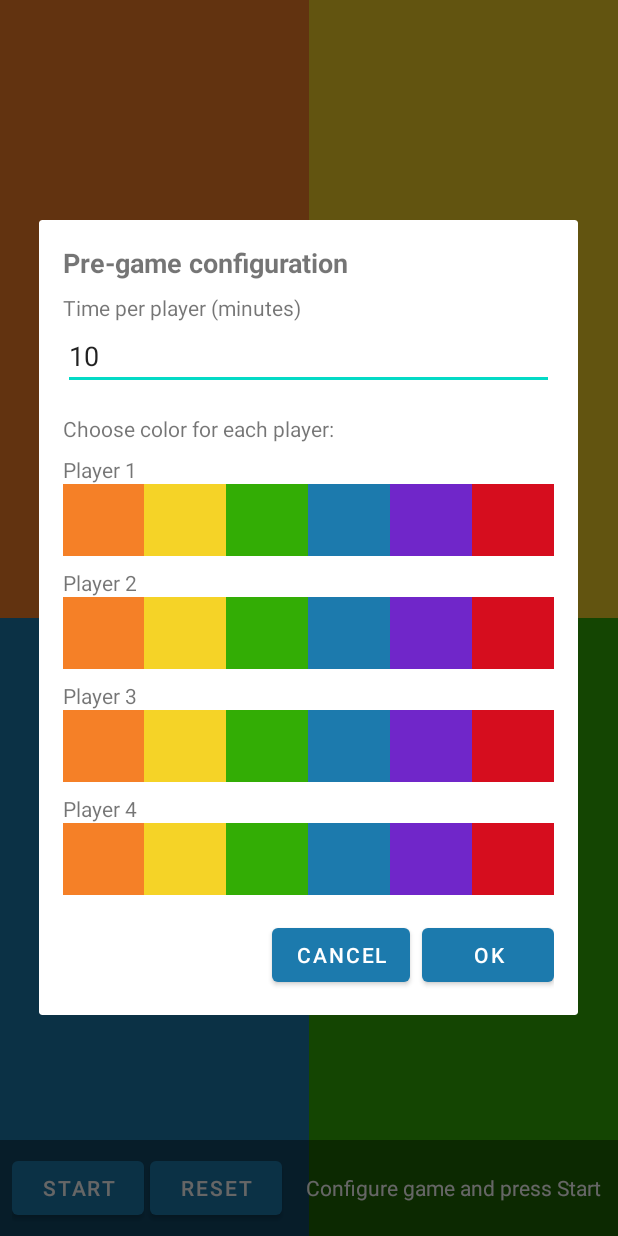
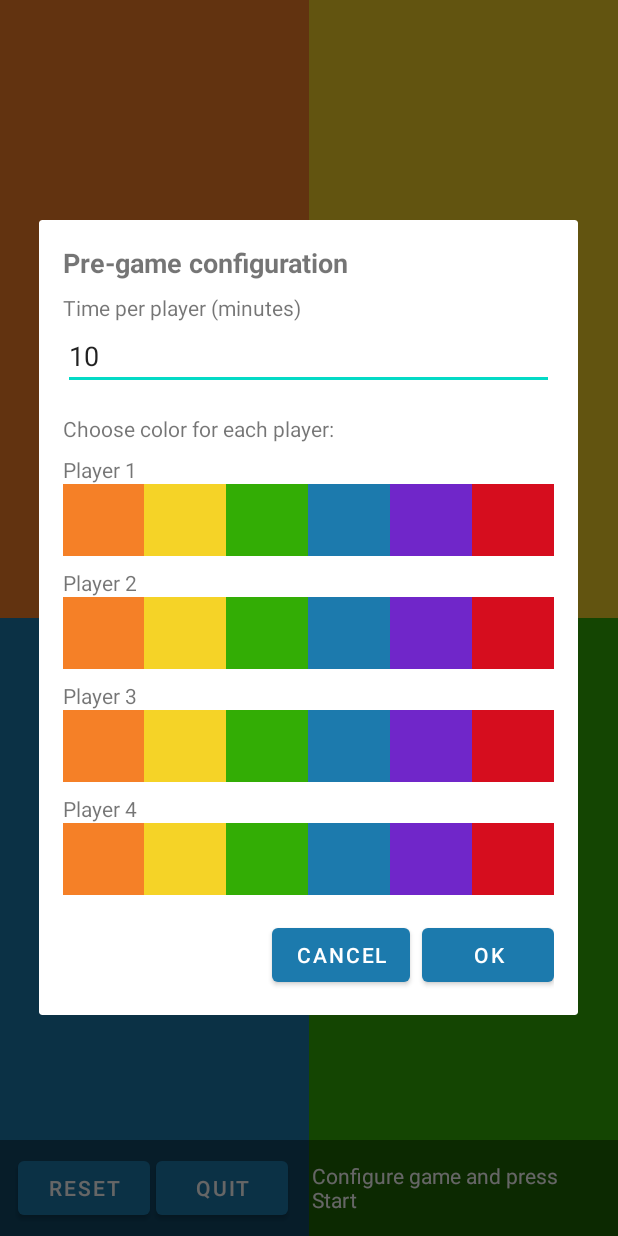
Before and after one commit to datadogmd/kotlin4player, an Android app: the screen it shows after launch (MainActivity), after a tap on "START", on a phone screen of 412 x 824 dp. Run offline under Robolectric (Android 15) with nearby library versions, the phone set to English and light mode, and no system bars.

Commit message:
Added a Reset and Quit button.  Sound is still not working.

```diff
--- a/app/src/main/java/com/example/kotlin4player/MainActivity.kt
+++ b/app/src/main/java/com/example/kotlin4player/MainActivity.kt
@@ -23,6 +23,8 @@
     private lateinit var playerZones: List<View>
     private lateinit var timeViews: List<TextView>
     private lateinit var startButton: Button
+    private lateinit var btnQuit: Button
+    private lateinit var btnReset: Button
     private lateinit var statusText: TextView
 
     private var playerTimesMillis = LongArray(4) { DEFAULT_TIME_MINUTES * 60_000L }
@@ -55,8 +57,20 @@
             if (!isGameRunning && !isGameFinished) {
                 showPreGameDialog()
             }
+            startButton.visibility=View.GONE
+            btnReset.visibility=View.VISIBLE
+            btnQuit.visibility=View.VISIBLE
         }
 
+        btnReset.setOnClickListener {
+            if (isGameRunning || isGameFinished) {
+                showPreGameDialog()
+            }
+        }
+
+        btnQuit.setOnClickListener {
+            finishAndRemoveTask()
+        }
         updateAllTimeTexts()
     }
 
@@ -74,7 +88,10 @@
         playerZones = listOf(p1Zone, p2Zone, p3Zone, p4Zone)
         timeViews = listOf(p1Time, p2Time, p3Time, p4Time)
 
+        btnQuit = findViewById(R.id.btnQuit)
+        btnReset = findViewById(R.id.btnReset)
         startButton = findViewById(R.id.startButton)
+
         statusText = findViewById(R.id.statusText)
     }
 
--- a/app/src/main/res/layout/activity_main.xml
+++ b/app/src/main/res/layout/activity_main.xml
@@ -163,7 +163,15 @@
             android:layout_width="wrap_content"
             android:layout_height="wrap_content"
             android:layout_marginStart="4dp"
-            android:text="Reset" />
+            android:text="Reset"
+            android:visibility="gone"/>
+        <Button
+            android:id="@+id/btnQuit"
+            android:layout_width="wrap_content"
+            android:layout_height="wrap_content"
+            android:layout_marginStart="4dp"
+            android:text="Quit"
+            android:visibility="gone"/>
 
         <TextView
             android:id="@+id/statusText"
```
